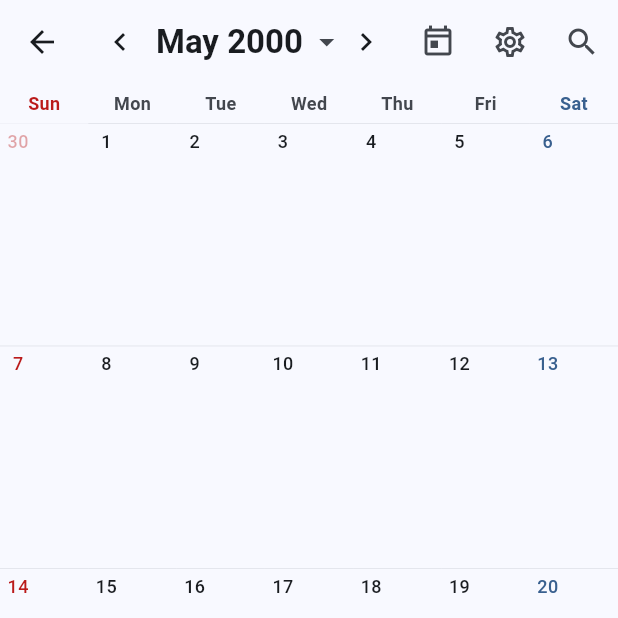
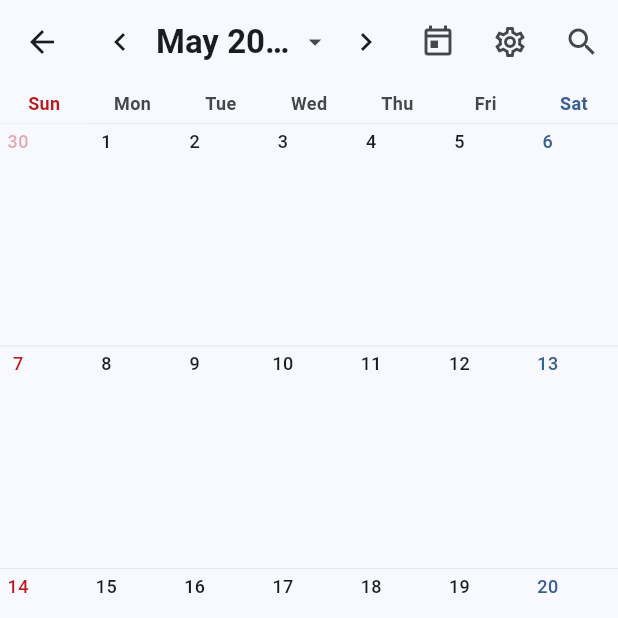
Before and after one commit to fpdlv12-dev/photo_calendar, a Flutter app: the MonthScreen screen opened directly, swiped to page 5, on a phone screen of 412 x 824 dp, the top half of it. Run offline on Flutter 3.47's test engine with Material 3 defaults, Android fonts, the phone set to English and light mode, and no system bars; our stand-ins replace flutter_colorpicker, google_mobile_ads, image_picker, package_info_plus, shared_preferences, sqflite; accounts and stored records are empty; network calls fail.

Commit message:
월 제목 오버플로 수정 (큰 폰트 기기에서 1px 넘침)
Co-Authored-By: Claude Opus 5 <noreply@anthropic.com>

```diff
--- a/lib/screens/month_screen.dart
+++ b/lib/screens/month_screen.dart
@@ -90,17 +90,22 @@ class _MonthScreenState extends State<MonthScreen> {
                 onTap: _pickMonth,
                 child: Padding(
                   padding: const EdgeInsets.symmetric(vertical: 8),
+                  // 폰트가 큰 기기에서 넘치지 않도록 글자 쪽이 줄어들게 (Flexible + ellipsis)
                   child: Row(
                     mainAxisAlignment: MainAxisAlignment.center,
                     children: [
-                      Text(
-                        DateFormat(t.monthFormat, locale).format(_month),
-                        style: Theme.of(context).textTheme.titleLarge
-                            ?.copyWith(fontWeight: FontWeight.w600),
+                      Flexible(
+                        child: Text(
+                          DateFormat(t.monthFormat, locale).format(_month),
+                          maxLines: 1,
+                          overflow: TextOverflow.ellipsis,
+                          style: Theme.of(context).textTheme.titleLarge
+                              ?.copyWith(fontWeight: FontWeight.w600),
+                        ),
                       ),
-                      const SizedBox(width: 4),
                       Icon(
                         Icons.arrow_drop_down,
+                        size: 20,
                         color: Theme.of(context).colorScheme.onSurfaceVariant,
                       ),
                     ],
```
